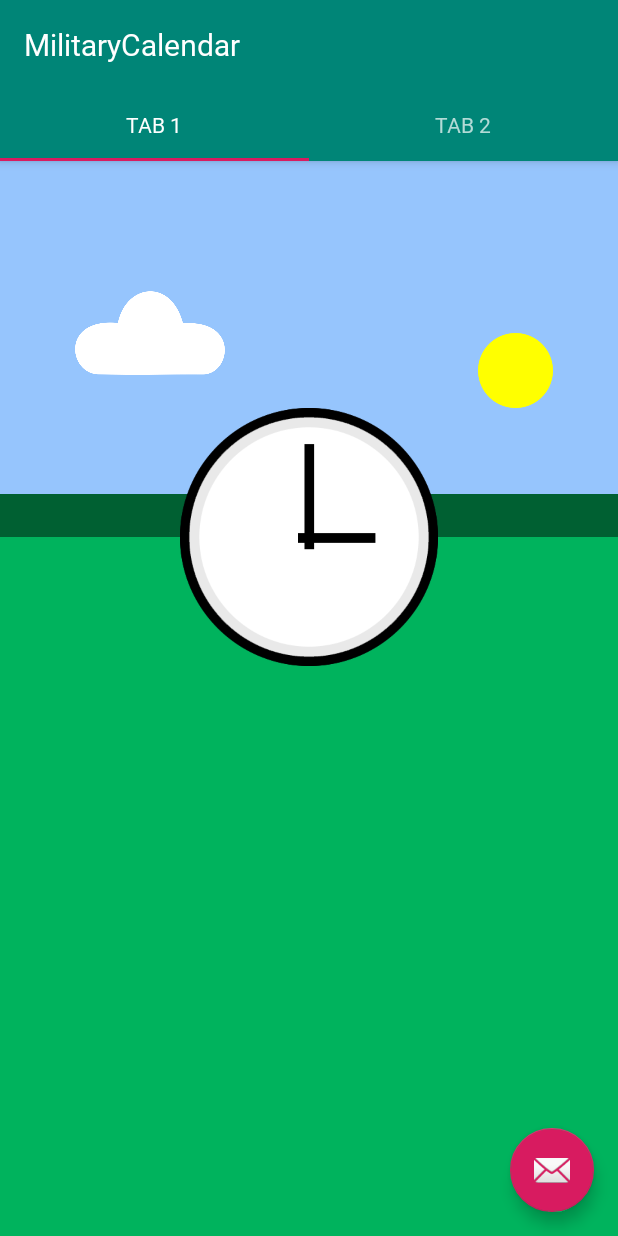
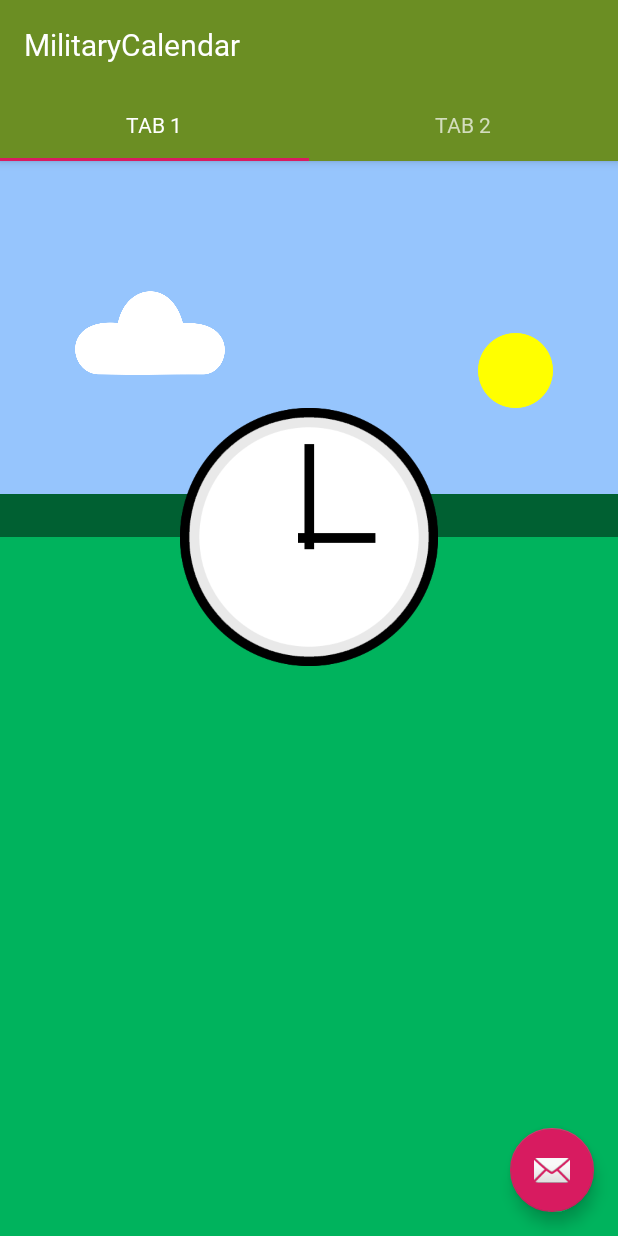
Before and after one commit to bennyjun97/MilitaryCalendar-1, an Android app: the TabActivity screen opened directly, with no data from a screen before it, on a phone screen of 412 x 824 dp. Run offline under Robolectric (Android 15) with nearby library versions, the phone set to English and light mode, and no system bars; 1 statement that could not run was skipped.

Commit message:
color added

```diff
--- a/app/src/main/res/values/colors.xml
+++ b/app/src/main/res/values/colors.xml
@@ -1,7 +1,9 @@
 <?xml version="1.0" encoding="utf-8"?>
 <resources>
-    <color name="colorPrimary">#008577</color>
-    <color name="colorPrimaryDark">#00574B</color>
+    <!-- <color name="colorPrimary">#008577</color> -->
+    <color name="colorPrimary">#6B8E23</color>
+    <!--<color name="colorPrimaryDark">#00574B</color> -->
+    <color name="colorPrimaryDark">#496B00</color>
     <color name="colorAccent">#D81B60</color>
     <color name="skyblue">#96C5FD</color>
     <color name="grass">#00B35D</color>
```
